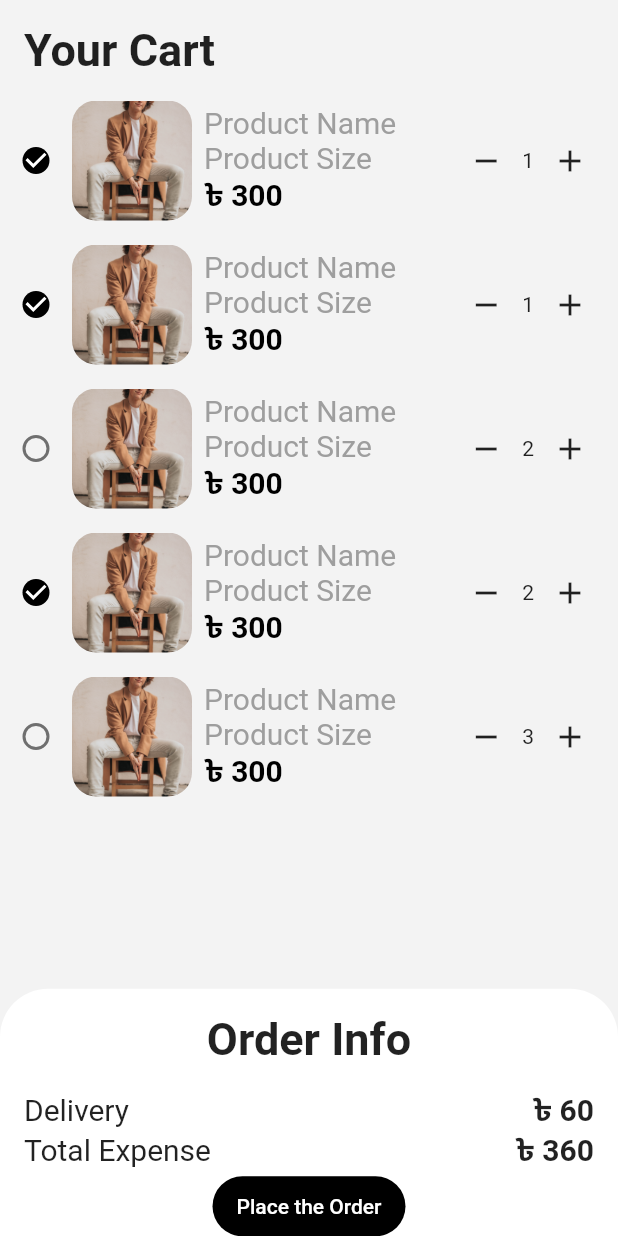
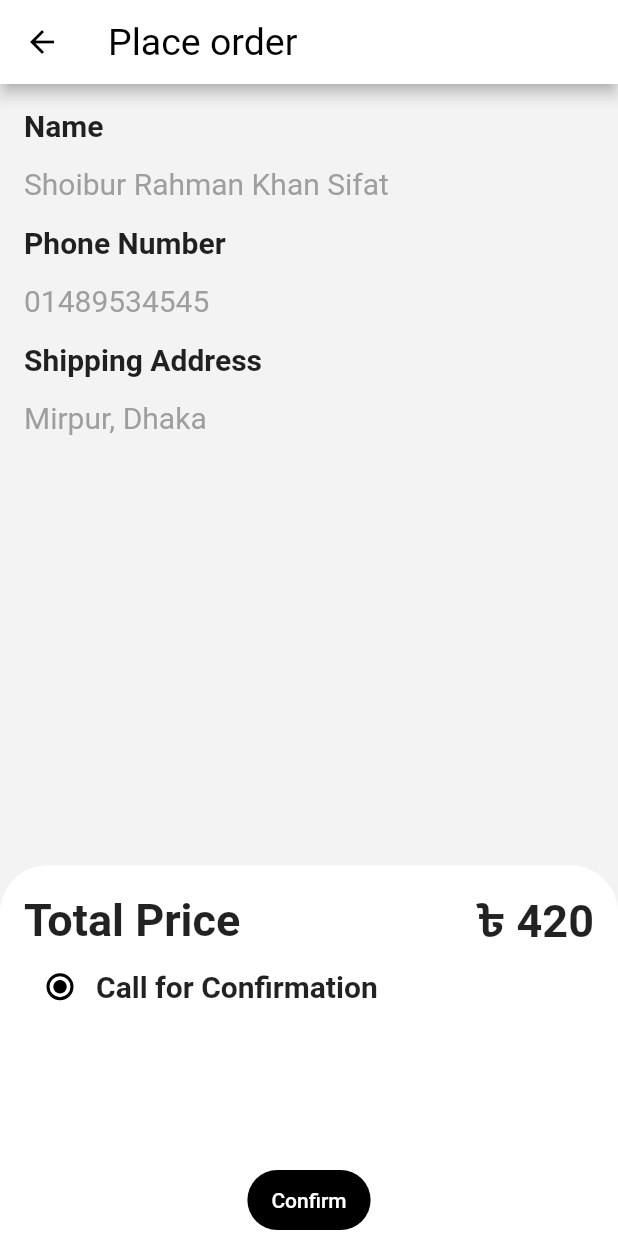
Before and after one commit to srksifat-dev/cloathy, a Flutter app: the CartScreen screen opened directly, after a tap on "Place the Order", on a phone screen of 412 x 824 dp. Run offline on Flutter 3.47's test engine with Material 2 defaults, Android fonts, the phone set to English and light mode, and no system bars.

Commit message:
Place order screen done

```diff
--- a/lib/feature/cart/screen/cart_screen.dart
+++ b/lib/feature/cart/screen/cart_screen.dart
@@ -1,3 +1,5 @@
+import 'package:cloathy/feature/cart/screen/place_order_screen.dart';
+import 'package:flutter/cupertino.dart';
 import 'package:flutter/material.dart';
 
 class CartScreen extends StatefulWidget {
@@ -33,8 +35,7 @@ class _CartScreenState extends State<CartScreen> {
           crossAxisAlignment: CrossAxisAlignment.start,
           children: [
             const Padding(
-              padding:
-                  EdgeInsets.symmetric(vertical: 16.0, horizontal: 16),
+              padding: EdgeInsets.symmetric(vertical: 16.0, horizontal: 16),
               child: Text(
                 "Your Cart",
                 style: TextStyle(fontSize: 30, fontWeight: FontWeight.bold),
@@ -179,7 +180,12 @@ class _CartScreenState extends State<CartScreen> {
                       style: const ButtonStyle(
                           backgroundColor:
                               MaterialStatePropertyAll(Colors.black)),
-                      onPressed: () {},
+                      onPressed: () {
+                        Navigator.push(
+                            context,
+                            CupertinoPageRoute(
+                                builder: (context) => PlaceOrderScreen()));
+                      },
                       child: const Text("Place the Order"),
                     ),
                   ],
--- /dev/null
+++ b/lib/feature/cart/screen/place_order_screen.dart
@@ -0,0 +1,129 @@
+import 'package:flutter/material.dart';
+
+class PlaceOrderScreen extends StatelessWidget {
+  const PlaceOrderScreen({Key? key}) : super(key: key);
+
+  @override
+  Widget build(BuildContext context) {
+    double sh = MediaQuery.of(context).size.height / 100;
+    double sw = MediaQuery.of(context).size.width / 100;
+    return Scaffold(
+      backgroundColor: Color(0xfff3f3f3),
+      appBar: AppBar(
+        title: Text("Place order"),
+        backgroundColor: Colors.white,
+        iconTheme: IconThemeData(color: Colors.black),
+        titleTextStyle: TextStyle(color: Colors.black, fontSize: 25),
+      ),
+      body: Column(
+        crossAxisAlignment: CrossAxisAlignment.start,
+        children: [
+          SizedBox(
+            child: Column(
+              crossAxisAlignment: CrossAxisAlignment.start,
+              children: [
+                const Padding(
+                  padding: EdgeInsets.symmetric(vertical: 16.0, horizontal: 16),
+                  child: Text(
+                    "Name",
+                    style: TextStyle(fontSize: 20, fontWeight: FontWeight.bold),
+                  ),
+                ),
+                const Padding(
+                  padding: EdgeInsets.symmetric(horizontal: 16),
+                  child: Text(
+                    "Shoibur Rahman Khan Sifat",
+                    style: TextStyle(fontSize: 20, color: Colors.grey),
+                  ),
+                ),
+                const Padding(
+                  padding: EdgeInsets.symmetric(vertical: 16.0, horizontal: 16),
+                  child: Text(
+                    "Phone Number",
+                    style: TextStyle(fontSize: 20, fontWeight: FontWeight.bold),
+                  ),
+                ),
+                const Padding(
+                  padding: EdgeInsets.symmetric(horizontal: 16),
+                  child: Text(
+                    "01489534545",
+                    style: TextStyle(fontSize: 20, color: Colors.grey),
+                  ),
+                ),
+                const Padding(
+                  padding: EdgeInsets.symmetric(vertical: 16.0, horizontal: 16),
+                  child: Text(
+                    "Shipping Address",
+                    style: TextStyle(fontSize: 20, fontWeight: FontWeight.bold),
+                  ),
+                ),
+                const Padding(
+                  padding: EdgeInsets.symmetric(horizontal: 16),
+                  child: Text(
+                    "Mirpur, Dhaka",
+                    style: TextStyle(fontSize: 20, color: Colors.grey),
+                  ),
+                ),
+              ],
+            ),
+          ),
+          Spacer(),
+          Container(
+            height: sh * 30,
+            decoration: const BoxDecoration(
+              color: Colors.white,
+              borderRadius: BorderRadius.only(
+                topLeft: Radius.circular(32),
+                topRight: Radius.circular(32),
+              ),
+            ),
+            child: Padding(
+              padding: const EdgeInsets.only(top: 16.0, left: 16, right: 16),
+              child: Column(
+                children: [
+                  const Row(
+                    mainAxisAlignment: MainAxisAlignment.spaceBetween,
+                    children: [
+                      Text(
+                        "Total Price",
+                        style: TextStyle(
+                            fontSize: 30, fontWeight: FontWeight.bold),
+                      ),
+                      Text(
+                        "৳ 420",
+                        style: TextStyle(
+                            fontSize: 30, fontWeight: FontWeight.bold),
+                      ),
+                    ],
+                  ),
+                  Row(
+                    children: [
+                      Radio(
+                          value: true,
+                          groupValue: true,
+                          onChanged: (_) {},
+                          fillColor: MaterialStatePropertyAll(Colors.black)),
+                      Text(
+                        "Call for Confirmation",
+                        style: TextStyle(
+                            fontSize: 20, fontWeight: FontWeight.bold),
+                      ),
+                    ],
+                  ),
+                  Spacer(),
+                  FilledButton(
+                    style: const ButtonStyle(
+                        backgroundColor:
+                            MaterialStatePropertyAll(Colors.black)),
+                    onPressed: () {},
+                    child: const Text("Confirm"),
+                  ),
+                ],
+              ),
+            ),
+          )
+        ],
+      ),
+    );
+  }
+}
```
